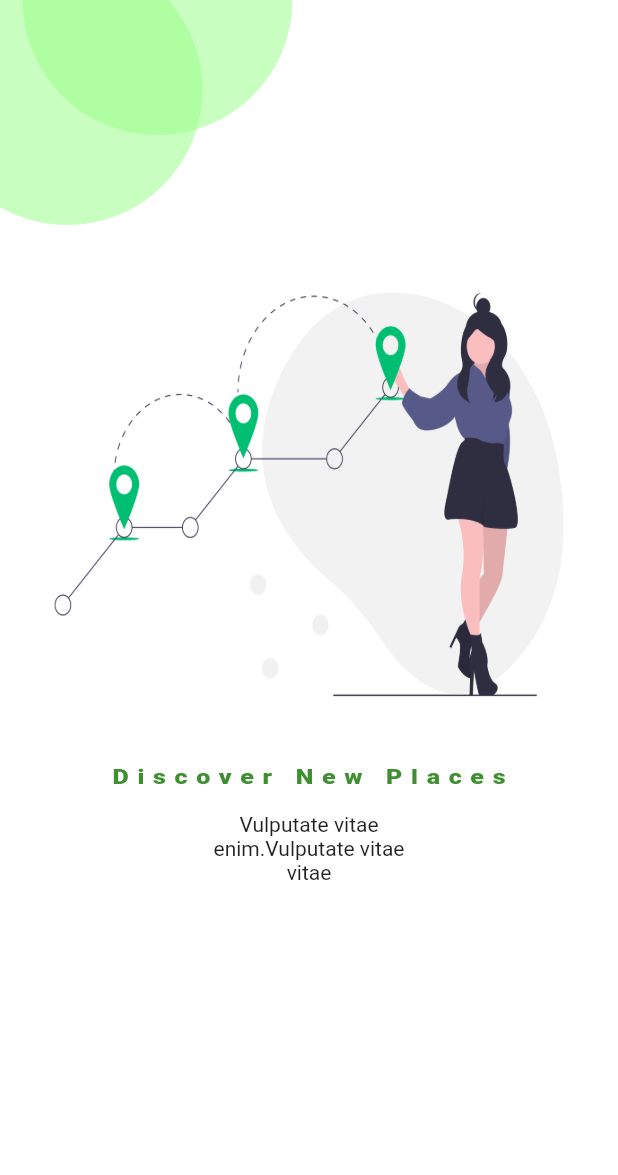
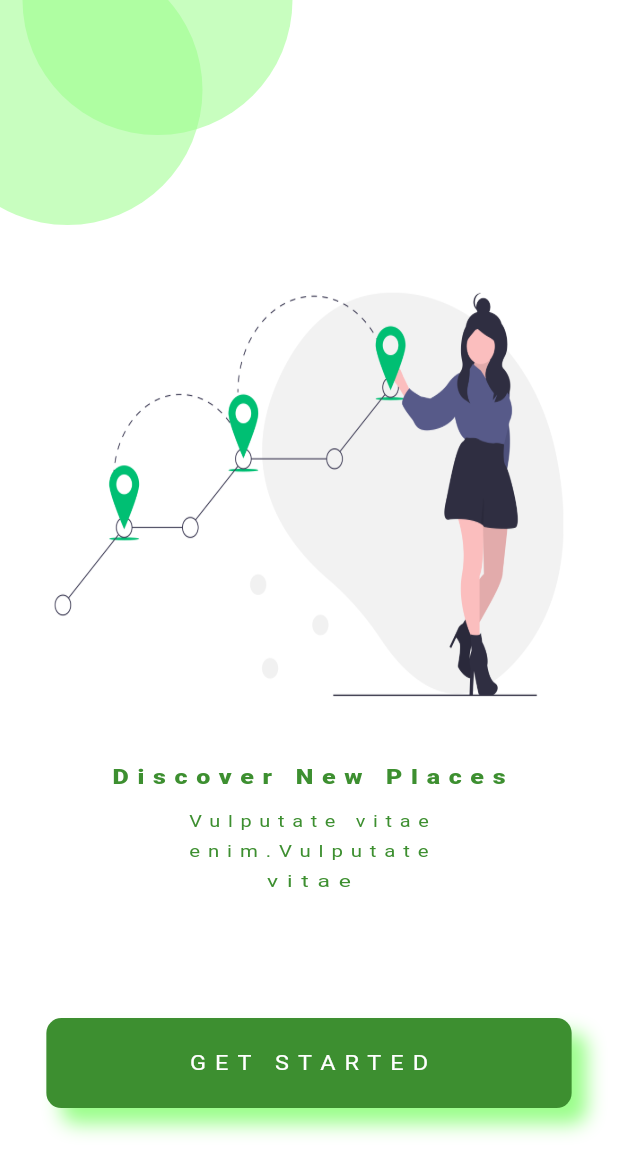
Before and after one commit to soNofNos/frame13, a Flutter app: the screen it shows after launch, on a phone screen of 412 x 824 dp. Shown: the top 1175 px of the screen. Run offline on Flutter 3.47's test engine with Material 2 defaults, Android fonts, the light colour scheme and no system bars.

Commit message:
Interview Phase 1...update 5

```diff
--- a/lib/pre_screens/onboarding_screen.dart
+++ b/lib/pre_screens/onboarding_screen.dart
@@ -1,6 +1,7 @@
 import 'package:flutter/material.dart';
 import 'package:flutter/cupertino.dart';
 import 'package:flutter/painting.dart';
+import 'package:thinkpeople/pre_screens/register_screen.dart';
 
 class Onboarding extends StatefulWidget {
   const Onboarding({Key? key}) : super(key: key);
@@ -64,31 +65,127 @@ class _OnboardingState extends State<Onboarding> {
               top: MediaQuery.of(context).size.height * 0.6,
               right: MediaQuery.of(context).size.width * 0.0125,
               left: MediaQuery.of(context).size.width * 0.0125,
+              bottom: 0.0,
               child: SizedBox(
                 child: Center(
                   child: Column(
                     children: [
-                      Text(""),
+                      Column(
+                        children: [
+                          const Text(""),
                           SizedBox(
                             width: MediaQuery.of(context).size.width * 0.65,
                             height: 15.0,
                             child: const FittedBox(
                               fit: BoxFit.fill,
-                          child: Text("Discover New Places", style: TextStyle(
+                              child: Text("Discover New Places",
+                                style: TextStyle(
                                 color: Color(0xFF3D8F30),
                                 letterSpacing: 4.5,
                                 fontSize: 13,
 
                                 fontWeight: FontWeight.w800,
-                          ),),
                               ),
                               ),
-                      Text(" "),
+                            ),
+                          ),
+                          const Text(" "),
                           SizedBox(
+                            width: MediaQuery.of(context).size.width * 0.4,
+                              height: 12.0,
+                              child: const FittedBox(
+                                  fit: BoxFit.fill,
+                                  child: Text("Vulputate vitae",
+                                    style: TextStyle(
+                                      color: Color(0xFF3D8F30),
+                                      letterSpacing: 5.0,
+                                      fontSize: 13,
+                                      fontWeight: FontWeight.w400,
+                                    ),
+                                  ))),
 
-                          child: Text("Vulputate vitae")),
-                      Text("enim.Vulputate vitae"),
-                      Text("vitae"),
+                          const SizedBox(
+                            height: 8,
+                          ),
+                          SizedBox(
+                              width: MediaQuery.of(context).size.width * 0.4,
+                              height: 12.0,
+                              child: const FittedBox(
+                                  fit: BoxFit.fill,
+                                  child: Text("enim.Vulputate",
+                                    style: TextStyle(
+                                      color: Color(0xFF3D8F30),
+                                      letterSpacing: 5.0,
+                                      fontSize: 13,
+                                      fontWeight: FontWeight.w400,
+                                    ),
+                                  ))),
+                          const SizedBox(
+                            height: 8,
+                          ),
+
+                          SizedBox(
+                              width: MediaQuery.of(context).size.width * 0.15,
+                              height: 12.0,
+                              child: const FittedBox(
+                                  fit: BoxFit.fill,
+                                  child: Text("vitae",
+                                    style: TextStyle(
+                                      color: Color(0xFF3D8F30),
+                                      letterSpacing: 5.0,
+                                      fontSize: 13,
+                                      fontWeight: FontWeight.w400,
+                                    ),
+                                  ))),
+                        ],
+                      ),
+                      const Spacer(),
+                      InkWell(
+                        onTap: (){
+                          Navigator.push(
+                            context,
+                            MaterialPageRoute(
+                              builder: (context) {
+                                return const Register();
+                              },
+                            ),
+                          );
+                        },
+                        child: Container(
+                          // child: Container(
+                          height: 60,
+                          width: MediaQuery.of(context).size.width*0.85,
+                          decoration: const BoxDecoration(
+                              color: Color(0xFF3D8F30),
+                              borderRadius: BorderRadius.all(Radius.circular(10)),
+                              boxShadow: [
+                                BoxShadow(
+                                    color: Color(0xFF9AFE8A),
+                                    blurRadius: 10,
+                                    offset: Offset(10, 10))
+                              ]),
+
+                          child: Center(
+                            child: SizedBox(
+                              width: MediaQuery.of(context).size.width * 0.4,
+                              height: 15,
+                              child: const FittedBox(
+                                fit: BoxFit.fill,
+                                child: Text(
+                                  "GET STARTED",
+                                  style: TextStyle(
+                                    color: Colors.white,
+                                    // fontWeight: FontWeight.bold,
+                                    fontSize: 13,
+                                    letterSpacing: 5.0,
+                                  ),
+                                ),
+                              ),
+                            ),
+                          ),
+                        ),
+                      ),
+                      const Spacer(),
                     ],
                   ),
                 ),
--- a/lib/pre_screens/register_screen.dart
+++ b/lib/pre_screens/register_screen.dart
@@ -0,0 +1,15 @@
+import 'package:flutter/material.dart';
+
+class Register extends StatefulWidget {
+  const Register({Key? key}) : super(key: key);
+
+  @override
+  _RegisterState createState() => _RegisterState();
+}
+
+class _RegisterState extends State<Register> {
+  @override
+  Widget build(BuildContext context) {
+    return Container();
+  }
+}
```
Lines whose indentation alone changed are shown as unchanged.
